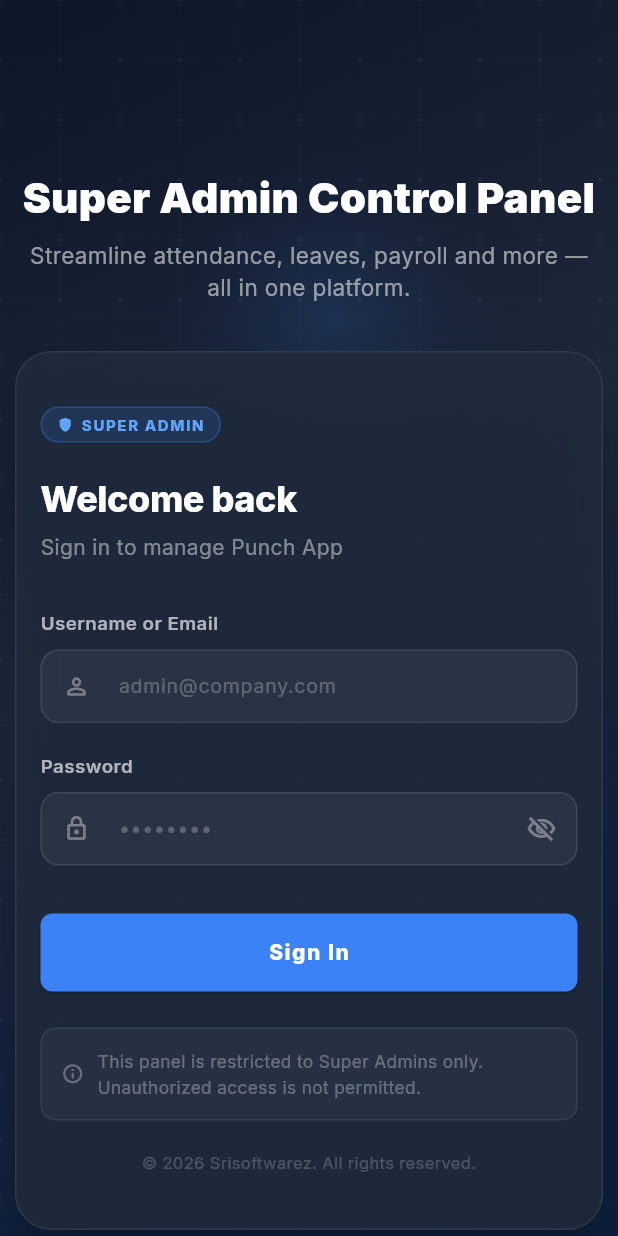
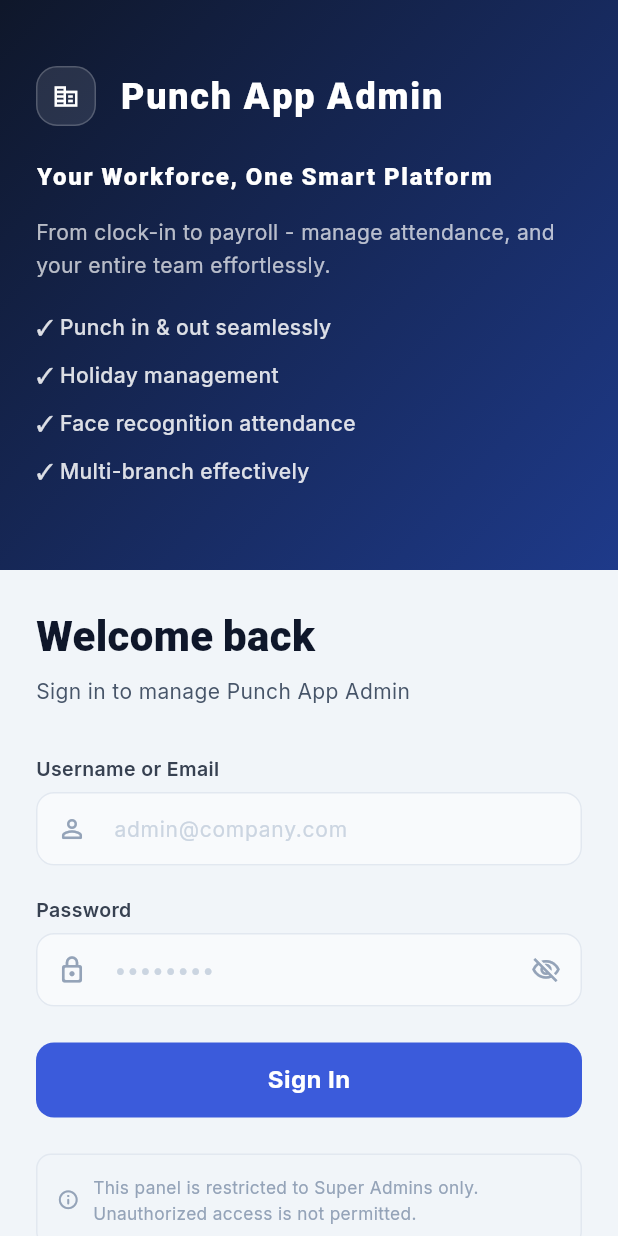
Before and after one commit to Santhosh-Flutter-Developer/Punch-App-Admin, a Flutter app: the screen it shows after launch, on a phone screen of 412 x 824 dp. Run offline on Flutter 3.47's test engine with Material 3 defaults, Android fonts, the phone set to English and light mode, and no system bars; our stand-ins replace get, google_fonts, responsive_grid, supabase_flutter; accounts and stored records are empty.

Commit message:
feat: login ui changed

```diff
--- a/lib/presentation/auth/login/ui/login.dart
+++ b/lib/presentation/auth/login/ui/login.dart
@@ -1,9 +1,8 @@
 import 'package:flutter/material.dart';
+import 'package:flutter/services.dart';
 import 'package:get/get.dart';
-import 'package:punch_app_admin/presentation/auth/login/widgets/grid_bg_painter.dart';
-import 'package:punch_app_admin/presentation/auth/login/widgets/narrow_layout.dart';
-import 'package:punch_app_admin/presentation/auth/login/widgets/orbs.dart';
-import 'package:punch_app_admin/presentation/auth/login/widgets/wide_layout.dart';
+import 'package:punch_app_admin/presentation/auth/login/widgets/branding_panel.dart';
+import 'package:punch_app_admin/presentation/auth/login/widgets/login_form.dart';
 
 class Login extends StatefulWidget {
   const Login({super.key});
@@ -12,35 +11,14 @@ class Login extends StatefulWidget {
   State<Login> createState() => _LoginState();
 }
 
-class _LoginState extends State<Login> with TickerProviderStateMixin {
+class _LoginState extends State<Login> {
   final formKey = GlobalKey<FormState>();
   final userCtrl = TextEditingController();
   final passCtrl = TextEditingController();
-  RxBool obscure = true.obs;
-  late AnimationController bgCtrl;
-  late AnimationController cardCtrl;
-  late Animation<double> cardAnim;
-
-  @override
-  void initState() {
-    super.initState();
-    bgCtrl = AnimationController(
-      vsync: this,
-      duration: const Duration(seconds: 8),
-    )..repeat(reverse: true);
-
-    cardCtrl = AnimationController(
-      vsync: this,
-      duration: const Duration(milliseconds: 700),
-    );
-    cardAnim = CurvedAnimation(parent: cardCtrl, curve: Curves.easeOutBack);
-    cardCtrl.forward();
-  }
+  final RxBool obscure = true.obs;
 
   @override
   void dispose() {
-    bgCtrl.dispose();
-    cardCtrl.dispose();
     userCtrl.dispose();
     passCtrl.dispose();
     super.dispose();
@@ -48,47 +26,83 @@ class _LoginState extends State<Login> with TickerProviderStateMixin {
 
   @override
   Widget build(BuildContext context) {
-    final size = MediaQuery.of(context).size;
-    final isWide = size.width > 800;
-    return Scaffold(
-      body: Stack(
+    final isWide = MediaQuery.of(context).size.width >= 800;
+    return AnnotatedRegion<SystemUiOverlayStyle>(
+      value: const SystemUiOverlayStyle(
+        statusBarColor: Color(0xFF0F172A),
+        statusBarIconBrightness: Brightness.light,
+      ),
+      child: SafeArea(
+        top: false,
+        child: Scaffold(
+          backgroundColor: const Color(0xFFF1F5F9),
+          body: isWide
+              ? _wideLayout()
+              : _narrowLayout(),
+        ),
+      ),
+    );
+  }
+
+  Widget _wideLayout() {
+    return Row(
       children: [
-          // Animated gradient background
-          AnimatedBuilder(
-            animation: bgCtrl,
-            builder: (_, _) => Container(
-              decoration: BoxDecoration(
+        // Left branding panel
+        Expanded(
+          child: Container(
+            decoration: const BoxDecoration(
               gradient: LinearGradient(
-                  colors: const [
-                    Color(0xFF0F172A),
-                    Color(0xFF1E293B),
-                    Color(0xFF0F2040),
-                  ],
-                  begin: Alignment(-1 + bgCtrl.value * 0.4, -1),
-                  end: Alignment(1, 1 - bgCtrl.value * 0.3),
+                colors: [Color(0xFF0F172A), Color(0xFF1E3A8A)],
+                begin: Alignment.topLeft,
+                end: Alignment.bottomRight,
+              ),
+            ),
+            child: const BrandingPanel(),
+          ),
+        ),
+        // Right form panel
+        Container(
+          width: 480,
+          color: Colors.white,
+          child: Center(
+            child: SingleChildScrollView(
+              padding: const EdgeInsets.all(48),
+              child: LoginForm(
+                formKey: formKey,
+                userCtrl: userCtrl,
+                passCtrl: passCtrl,
+                obscure: obscure,
               ),
             ),
           ),
         ),
-          // Floating orbs
-          Orbs(bgCtrl: bgCtrl),
-          // Grid overlay
-          CustomPaint(size: size, painter: GridBgPainter()),
-          // Content
-          isWide
-              ? WideLayout(
-                  cardAnim: cardAnim,
+      ],
+    );
+  }
+
+  Widget _narrowLayout() {
+    return SingleChildScrollView(
+      child: Column(
+        children: [
+          Container(
+            height: 380,
+            decoration: const BoxDecoration(
+              gradient: LinearGradient(
+                colors: [Color(0xFF0F172A), Color(0xFF1E3A8A)],
+                begin: Alignment.topLeft,
+                end: Alignment.bottomRight,
+              ),
+            ),
+            child: const BrandingPanel(),
+          ),
+          Padding(
+            padding: const EdgeInsets.all(24),
+            child: LoginForm(
               formKey: formKey,
               userCtrl: userCtrl,
               passCtrl: passCtrl,
               obscure: obscure,
-                )
-              : NarrowLayout(
-                  cardAnim: cardAnim,
-                  formKey: formKey,
-                  userCtrl: userCtrl,
-                  passCtrl: passCtrl,
-                  obscure: obscure,
+            ),
           ),
         ],
       ),
--- /dev/null
+++ b/lib/presentation/auth/login/widgets/branding_panel.dart
@@ -0,0 +1,90 @@
+import 'package:flutter/material.dart';
+
+class BrandingPanel extends StatelessWidget {
+  const BrandingPanel({super.key});
+
+  @override
+  Widget build(BuildContext context) {
+    final isWide = MediaQuery.of(context).size.width >= 800;
+    return Padding(
+      padding: isWide
+          ? const EdgeInsets.all(48.0)
+          : const EdgeInsets.symmetric(horizontal: 24.0, vertical: 12.0),
+      child: Column(
+        mainAxisAlignment: MainAxisAlignment.center,
+        crossAxisAlignment: CrossAxisAlignment.start,
+        children: [
+          Row(
+            children: [
+              Container(
+                width: isWide ? 52.0 : 40.0,
+                height: isWide ? 52.0 : 40.0,
+                decoration: BoxDecoration(
+                  color: Colors.white.withOpacity(0.1),
+                  borderRadius: BorderRadius.circular(14),
+                  border: Border.all(color: Colors.white.withOpacity(0.2)),
+                ),
+                child: Icon(
+                  Icons.corporate_fare,
+                  color: Colors.white,
+                  size: isWide ? 28.0 : 18.0,
+                ),
+              ),
+              const SizedBox(width: 16),
+              Text(
+                'Punch App Admin',
+                style: TextStyle(
+                  color: Colors.white,
+                  fontSize: isWide ? 28.0 : 24.0,
+                  fontWeight: FontWeight.w800,
+                  fontFamily: 'Nunito',
+                  letterSpacing: 1.2,
+                ),
+              ),
+            ],
+          ),
+          SizedBox(height: isWide ? 40.0 : 24.0),
+          Text(
+            'Your Workforce, One Smart Platform',
+            style: TextStyle(
+              color: Colors.white,
+              fontSize: isWide ? 36.0 : 16.0,
+              fontWeight: FontWeight.w800,
+              fontFamily: 'Nunito',
+              height: 1.2,
+              letterSpacing: 1.2,
+            ),
+          ),
+          const SizedBox(height: 16),
+          Text(
+            'From clock-in to payroll - manage attendance, and your entire team effortlessly.',
+            style: TextStyle(
+              color: Colors.white.withOpacity(0.7),
+              fontSize: isWide ? 15.0 : 14.0,
+              height: 1.6,
+            ),
+          ),
+          SizedBox(height: isWide ? 40.0 : 20.0),
+          ...[
+            '✓ Punch in & out seamlessly',
+            '✓ Holiday management',
+            '✓ Face recognition attendance',
+            '✓ Multi-branch effectively',
+          ].map(
+            (text) => Padding(
+              padding: const EdgeInsets.only(bottom: 12),
+              child: Text(
+                text,
+                style: TextStyle(
+                  color: Colors.white.withOpacity(0.85),
+                  fontSize: 14,
+                  fontWeight: FontWeight.w500,
+                ),
+              ),
+            ),
+          ),
+        ],
+      ),
+    );
+  }
+}
--- /dev/null
+++ b/lib/presentation/auth/login/widgets/login_form.dart
@@ -0,0 +1,263 @@
+import 'package:flutter/material.dart';
+import 'package:get/get.dart';
+import 'package:punch_app_admin/presentation/auth/controller/auth_controller.dart';
+
+class LoginForm extends StatelessWidget {
+  final GlobalKey<FormState> formKey;
+  final TextEditingController userCtrl;
+  final TextEditingController passCtrl;
+  final RxBool obscure;
+
+  const LoginForm({
+    super.key,
+    required this.formKey,
+    required this.userCtrl,
+    required this.passCtrl,
+    required this.obscure,
+  });
+
+  void submit() {
+    if (!formKey.currentState!.validate()) return;
+    Get.find<AuthController>().login(
+      userCtrl.text.trim(),
+      passCtrl.text.trim(),
+    );
+  }
+
+  @override
+  Widget build(BuildContext context) {
+    return Form(
+      key: formKey,
+      child: Column(
+        crossAxisAlignment: CrossAxisAlignment.stretch,
+        children: [
+          // Header
+          const Text(
+            'Welcome back',
+            style: TextStyle(
+              fontSize: 28,
+              fontWeight: FontWeight.w800,
+              color: Color(0xFF0F172A),
+              fontFamily: 'Nunito',
+            ),
+          ),
+          const SizedBox(height: 6),
+          const Text(
+            'Sign in to manage Punch App Admin',
+            style: TextStyle(fontSize: 14, color: Color(0xFF475569)),
+          ),
+          const SizedBox(height: 32),
+
+          // Email / Username field
+          _fieldLabel('Username or Email'),
+          const SizedBox(height: 6),
+          TextFormField(
+            controller: userCtrl,
+            keyboardType: TextInputType.emailAddress,
+            style: const TextStyle(color: Color(0xFF0F172A), fontSize: 14),
+            decoration: _inputDecoration(
+              hint: 'admin@company.com',
+              icon: Icons.person_outline_rounded,
+            ),
+            validator: (v) =>
+                (v == null || v.isEmpty) ? 'Username is required' : null,
+          ),
+          const SizedBox(height: 20),
+
+          // Password field
+          _fieldLabel('Password'),
+          const SizedBox(height: 6),
+          Obx(
+            () => TextFormField(
+              controller: passCtrl,
+              obscureText: obscure.value,
+              style: const TextStyle(color: Color(0xFF0F172A), fontSize: 14),
+              decoration: _inputDecoration(
+                hint: '••••••••',
+                icon: Icons.lock_outline_rounded,
+                suffixIcon: InkWell(
+                  onTap: () => obscure.value = !obscure.value,
+                  child: Icon(
+                    obscure.value
+                        ? Icons.visibility_off_outlined
+                        : Icons.visibility_outlined,
+                    color: const Color(0xFF94A3B8),
+                    size: 20,
+                  ),
+                ),
+              ),
+              validator: (v) =>
+                  (v == null || v.isEmpty) ? 'Password is required' : null,
+            ),
+          ),
+          const SizedBox(height: 16),
+
+          // Error message
+          Obx(() {
+            final err = Get.find<AuthController>().errorMsg.value;
+            if (err.isEmpty) return const SizedBox.shrink();
+            return Container(
+              margin: const EdgeInsets.only(bottom: 12),
+              padding: const EdgeInsets.all(12),
+              decoration: BoxDecoration(
+                color: const Color(0xFFEF4444).withOpacity(0.08),
+                borderRadius: BorderRadius.circular(10),
+                border: Border.all(
+                  color: const Color(0xFFEF4444).withOpacity(0.3),
+                ),
+              ),
+              child: Row(
+                children: [
+                  const Icon(
+                    Icons.error_outline,
+                    color: Color(0xFFEF4444),
+                    size: 16,
+                  ),
+                  const SizedBox(width: 8),
+                  Expanded(
+                    child: Text(
+                      err,
+                      style: const TextStyle(
+                        color: Color(0xFFEF4444),
+                        fontSize: 12,
+                      ),
+                    ),
+                  ),
+                ],
+              ),
+            );
+          }),
+
+          const SizedBox(height: 8),
+
+          // Sign In button
+          Obx(() {
+            final loading = Get.find<AuthController>().isLoading.value;
+            return SizedBox(
+              height: 50,
+              child: ElevatedButton(
+                onPressed: loading ? null : submit,
+                style: ElevatedButton.styleFrom(
+                  backgroundColor: const Color(0xFF3B5BDB),
+                  foregroundColor: Colors.white,
+                  disabledBackgroundColor:
+                      const Color(0xFF3B5BDB).withOpacity(0.6),
+                  shape: RoundedRectangleBorder(
+                    borderRadius: BorderRadius.circular(12),
+                  ),
+                  elevation: 0,
+                ),
+                child: loading
+                    ? const SizedBox(
+                        width: 20,
+                        height: 20,
+                        child: CircularProgressIndicator(
+                          strokeWidth: 2,
+                          color: Colors.white,
+                        ),
+                      )
+                    : const Text(
+                        'Sign In',
+                        style: TextStyle(
+                          fontSize: 16,
+                          fontWeight: FontWeight.w700,
+                          letterSpacing: 0.3,
+                        ),
+                      ),
+              ),
+            );
+          }),
+
+          const SizedBox(height: 24),
+
+          // Info note
+          Container(
+            padding: const EdgeInsets.all(13),
+            decoration: BoxDecoration(
+              color: const Color(0xFFF1F5F9),
+              borderRadius: BorderRadius.circular(10),
+              border: Border.all(color: const Color(0xFFE2E8F0)),
+            ),
+            child: const Row(
+              children: [
+                Icon(
+                  Icons.info_outline_rounded,
+                  color: Color(0xFF94A3B8),
+                  size: 15,
+                ),
+                SizedBox(width: 9),
+                Expanded(
+                  child: Text(
+                    'This panel is restricted to Super Admins only. '
+                    'Unauthorized access is not permitted.',
+                    style: TextStyle(
+                      color: Color(0xFF94A3B8),
+                      fontSize: 11.5,
+                      height: 1.45,
+                    ),
+                  ),
+                ),
+              ],
+            ),
+          ),
+
+          const SizedBox(height: 20),
+          const Center(
+            child: Text(
+              '© 2026 Srisoftwarez. All rights reserved.',
+              style: TextStyle(color: Color(0xFFCBD5E1), fontSize: 11),
+            ),
+          ),
+        ],
+      ),
+    );
+  }
+
+  Widget _fieldLabel(String label) {
+    return Text(
+      label,
+      style: const TextStyle(
+        fontSize: 13,
+        fontWeight: FontWeight.w600,
+        color: Color(0xFF374151),
+      ),
+    );
+  }
+
+  InputDecoration _inputDecoration({
+    required String hint,
+    required IconData icon,
+    Widget? suffixIcon,
+  }) {
+    return InputDecoration(
+      hintText: hint,
+      hintStyle: const TextStyle(color: Color(0xFFCBD5E1), fontSize: 14),
+      prefixIcon: Icon(icon, color: const Color(0xFF94A3B8), size: 20),
+      suffixIcon: suffixIcon,
+      filled: true,
+      fillColor: const Color(0xFFF8FAFC),
+      contentPadding:
+          const EdgeInsets.symmetric(horizontal: 16, vertical: 14),
+      border: OutlineInputBorder(
+        borderRadius: BorderRadius.circular(12),
+        borderSide: const BorderSide(color: Color(0xFFE2E8F0)),
+      ),
+      enabledBorder: OutlineInputBorder(
+        borderRadius: BorderRadius.circular(12),
+        borderSide: const BorderSide(color: Color(0xFFE2E8F0)),
+      ),
+      focusedBorder: OutlineInputBorder(
+        borderRadius: BorderRadius.circular(12),
+        borderSide: const BorderSide(color: Color(0xFF3B5BDB), width: 1.5),
+      ),
+      errorBorder: OutlineInputBorder(
+        borderRadius: BorderRadius.circular(12),
+        borderSide: const BorderSide(color: Color(0xFFEF4444)),
+      ),
+      focusedErrorBorder: OutlineInputBorder(
+        borderRadius: BorderRadius.circular(12),
+        borderSide: const BorderSide(color: Color(0xFFEF4444), width: 1.5),
+      ),
+    );
+  }
+}
```
Lines whose indentation alone changed are shown as unchanged.
